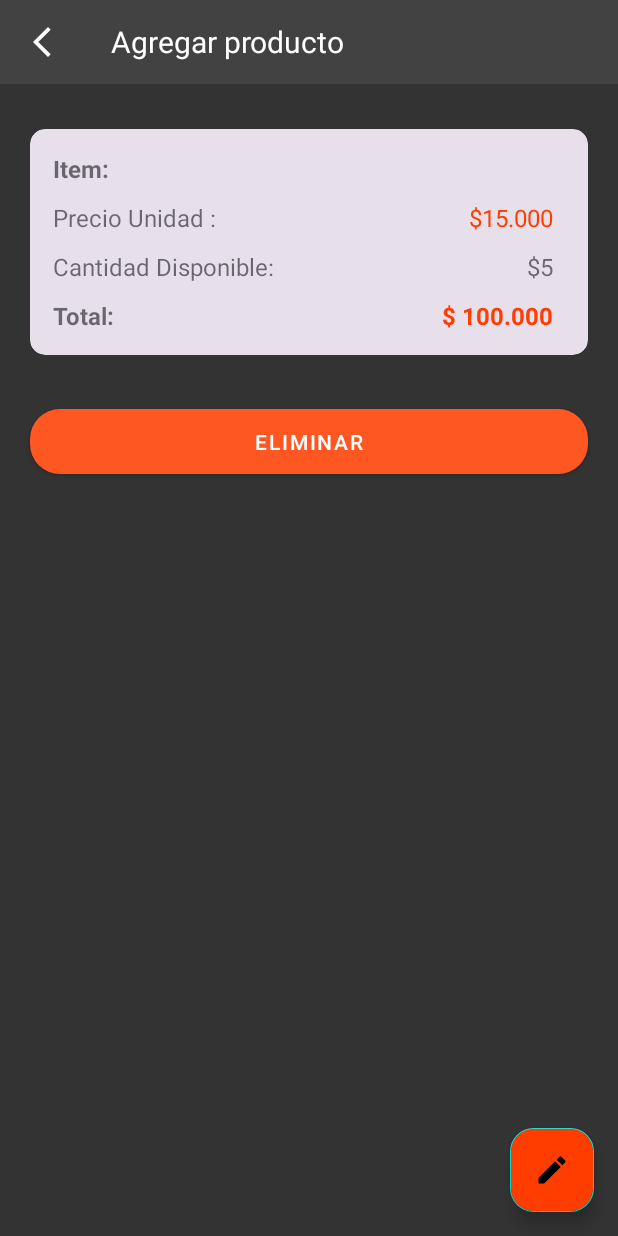
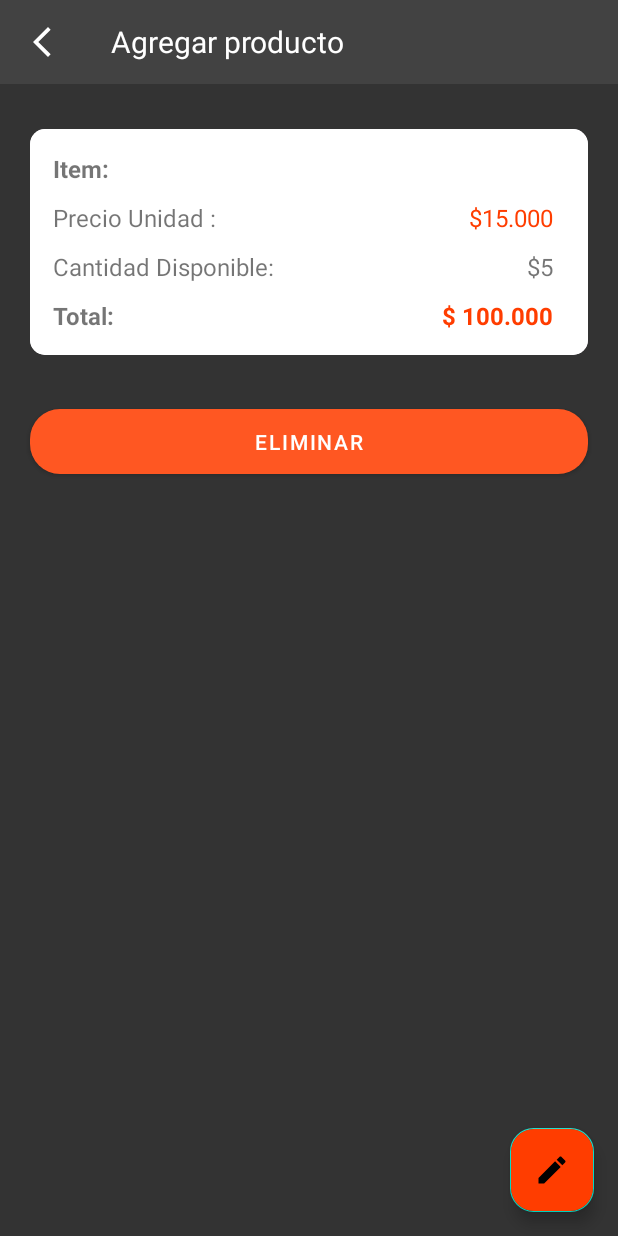
Before and after one commit to camyj2010/equipoSiete, an Android app: the ItemDetailsFragment screen opened through its navigation route, on a phone screen of 412 x 824 dp. Run offline under Robolectric (Android 15) with nearby library versions, the light colour scheme and no system bars; our stand-ins replace Dagger/Hilt's generated code, Firebase (no records; nobody signed in at launch, a user with empty details on screens opened directly), data binding; 5 statements that could not run were skipped.

Commit message:
fixing nav

```diff
--- a/app/src/main/res/layout/fragment_item_details.xml
+++ b/app/src/main/res/layout/fragment_item_details.xml
@@ -61,7 +61,8 @@
             <androidx.constraintlayout.widget.ConstraintLayout
                 android:layout_width="match_parent"
                 android:layout_height="match_parent"
-                android:padding="10dp">
+                android:padding="10dp"
+                android:background="@color/white">
 
                 <TextView
                     android:id="@+id/tvItem"
--- a/app/src/main/res/navigation/nav_graph.xml
+++ b/app/src/main/res/navigation/nav_graph.xml
@@ -43,10 +43,7 @@
         android:label="fragment_item_edit"
         tools:layout="@layout/fragment_item_edit" >
         <action
-            android:id="@+id/action_itemEditFragment_to_homeInventoryFragment"
-            app:destination="@id/homeInventoryFragment"
-            app:popUpTo="@+id/homeInventoryFragment"
-            app:popUpToInclusive="true"/>
-
+            android:id="@+id/action_itemEditFragment_to_itemDetailsFragment"
+            app:destination="@id/itemDetailsFragment" />
     </fragment>
 </navigation>
```
Also changed, not shown: app/src/main/java/com/example/equipoSiete/view/fragment/ItemEditFragment.kt (+4 -3 lines).
